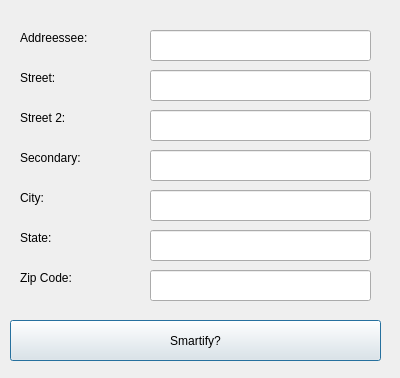
Before: the Qt Designer form smarty/smarty_dialog_base.ui in smarty/qgis-plugin, drawn with Qt 5.
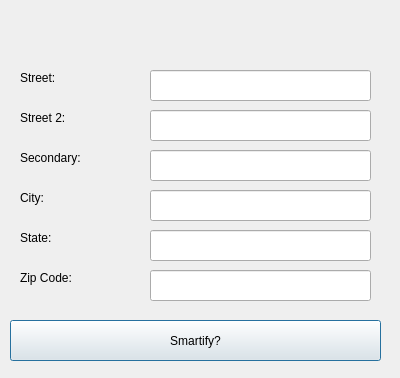
After: the same form once the commit is applied.

Commit message: Added Zooming feature

Diff of the .ui file:
```diff
--- a/smarty/smarty_dialog_base.ui
+++ b/smarty/smarty_dialog_base.ui
@@ -26,19 +26,6 @@
     <string>Smartify?</string>
    </property>
   </widget>
-  <widget class="QLabel" name="label">
-   <property name="geometry">
-    <rect>
-     <x>20</x>
-     <y>30</y>
-     <width>101</width>
-     <height>16</height>
-    </rect>
-   </property>
-   <property name="text">
-    <string>Addreessee:</string>
-   </property>
-  </widget>
   <widget class="QLabel" name="label_2">
    <property name="geometry">
     <rect>
@@ -147,16 +134,6 @@
     </rect>
    </property>
   </widget>
-  <widget class="QLineEdit" name="addressee">
-   <property name="geometry">
-    <rect>
-     <x>150</x>
-     <y>30</y>
-     <width>221</width>
-     <height>31</height>
-    </rect>
-   </property>
-  </widget>
   <widget class="QLineEdit" name="street">
    <property name="geometry">
     <rect>
```
The commit also changes 2 other files.
